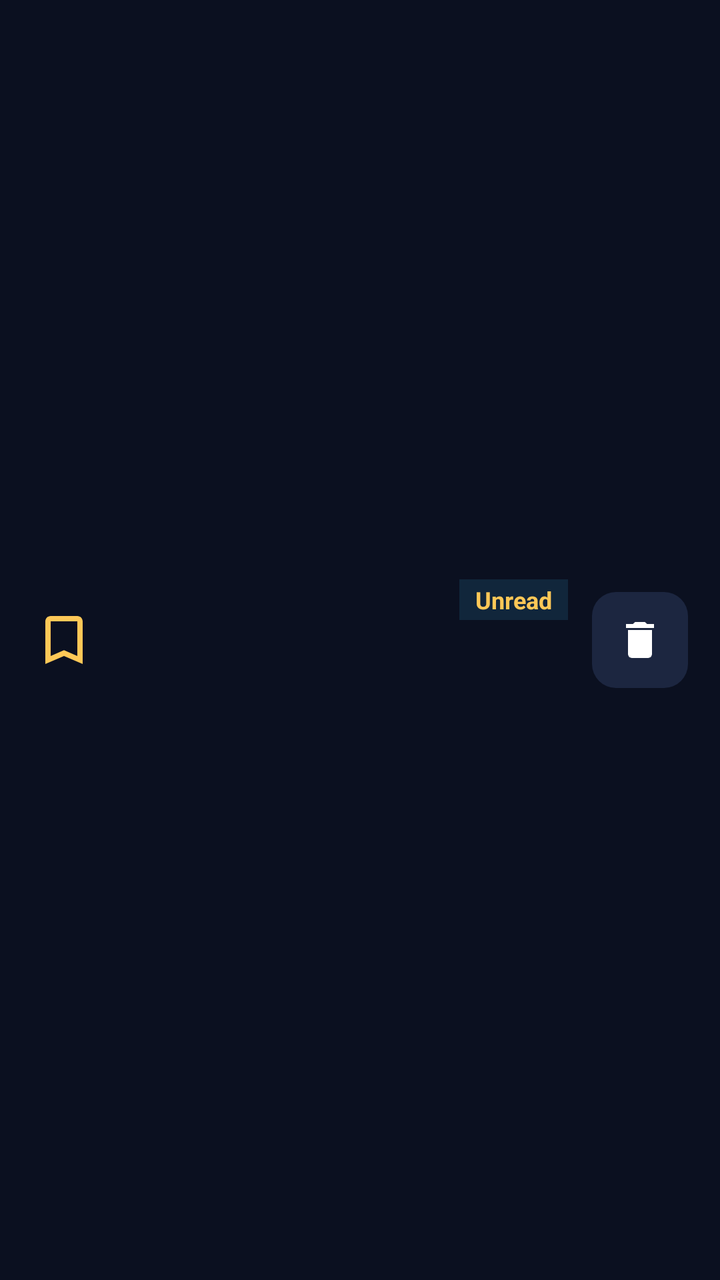
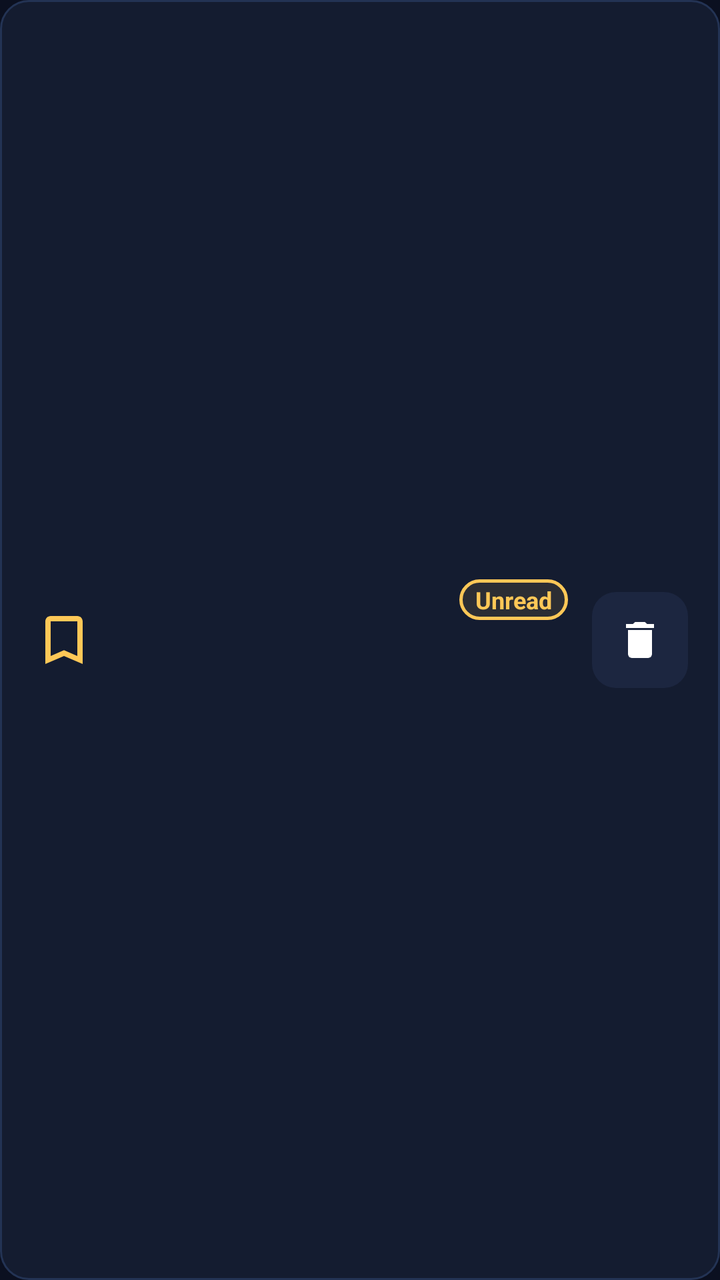

Two renders of the same Android screen: before a commit and after it. Below are the layout's source before the change and the commit's diff.
<!-- AndroidManifest.xml: application theme Theme.TVNavBrowser -->
<!-- res/layout/item_read_later.xml -->
<?xml version="1.0" encoding="utf-8"?>
<LinearLayout xmlns:android="http://schemas.android.com/apk/res/android"
    xmlns:app="http://schemas.android.com/apk/res-auto"
    android:layout_width="match_parent"
    android:layout_height="wrap_content"
    android:layout_marginBottom="12dp"
    android:background="@drawable/focusable_item_background"
    android:clickable="true"
    android:focusable="true"
    android:gravity="center_vertical"
    android:orientation="horizontal"
    android:padding="16dp">

    <ImageView
        android:id="@+id/ivIcon"
        android:layout_width="32dp"
        android:layout_height="32dp"
        android:src="@drawable/ic_read_later"
        app:tint="@color/accent"
        android:contentDescription="@string/read_later_title" />

    <LinearLayout
        android:layout_width="0dp"
        android:layout_height="wrap_content"
        android:layout_marginStart="14dp"
        android:layout_weight="1"
        android:orientation="vertical">

        <LinearLayout
            android:layout_width="match_parent"
            android:layout_height="wrap_content"
            android:gravity="center_vertical"
            android:orientation="horizontal">

            <TextView
                android:id="@+id/tvTitle"
                android:layout_width="0dp"
                android:layout_height="wrap_content"
                android:layout_weight="1"
                android:ellipsize="end"
                android:maxLines="1"
                android:textColor="@color/text_primary"
                android:textSize="16sp"
                android:textStyle="bold" />

            <TextView
                android:id="@+id/tvReadBadge"
                android:layout_width="wrap_content"
                android:layout_height="wrap_content"
                android:layout_marginStart="8dp"
                android:background="#2038BDF8"
                android:paddingStart="8dp"
                android:paddingTop="2dp"
                android:paddingEnd="8dp"
                android:paddingBottom="2dp"
                android:text="@string/read_later_unread"
                android:textColor="@color/accent"
                android:textSize="12sp"
                android:textStyle="bold" />
        </LinearLayout>

        <TextView
            android:id="@+id/tvExcerpt"
            android:layout_width="match_parent"
            android:layout_height="wrap_content"
            android:layout_marginTop="4dp"
            android:ellipsize="end"
            android:maxLines="2"
            android:textColor="@color/text_secondary"
            android:textSize="13sp" />

        <TextView
            android:id="@+id/tvUrl"
            android:layout_width="match_parent"
            android:layout_height="wrap_content"
            android:layout_marginTop="2dp"
            android:ellipsize="end"
            android:maxLines="1"
            android:textColor="#82B1FF"
            android:textSize="12sp" />
    </LinearLayout>

    <ImageButton
        android:id="@+id/btnDelete"
        style="@style/ToolbarIconButton"
        android:layout_marginStart="12dp"
        android:src="@drawable/ic_nav_delete"
        android:contentDescription="@string/settings_remove_rule" />

</LinearLayout>
<!-- resources referenced by this layout -->
<resources>
  <!-- drawable focusable_item_background (drawable) -->
  <?xml version="1.0" encoding="utf-8"?>
  <selector xmlns:android="http://schemas.android.com/apk/res/android">
      <item android:state_focused="true">
          <shape android:shape="rectangle">
              <solid android:color="@color/accent_soft" />
              <corners android:radius="12dp" />
              <stroke
                  android:width="2dp"
                  android:color="@color/accent" />
          </shape>
      </item>
      <item android:state_pressed="true">
          <shape android:shape="rectangle">
              <solid android:color="@color/bg_card" />
              <corners android:radius="12dp" />
          </shape>
      </item>
      <item>
          <shape android:shape="rectangle">
              <solid android:color="@android:color/transparent" />
              <corners android:radius="12dp" />
          </shape>
      </item>
  </selector>
  <style name="ToolbarIconButton">
          <item name="android:layout_width">48dp</item>
          <item name="android:layout_height">48dp</item>
          <item name="android:padding">12dp</item>
          <item name="android:scaleType">centerInside</item>
          <item name="android:background">@drawable/bg_toolbar_btn</item>
          <item name="android:tint">?android:attr/textColorPrimary</item>
          <item name="android:focusable">true</item>
          <item name="android:focusableInTouchMode">true</item>
      </style>
  <style name="Theme.TVNavBrowser" parent="Theme.AppCompat.NoActionBar">
          <item name="colorPrimary">@color/bg_dark</item>
          <item name="colorPrimaryVariant">@color/black</item>
          <item name="colorOnPrimary">@color/white</item>
          <item name="colorSecondary">@color/accent</item>
          <item name="colorSecondaryVariant">@color/accent_dark</item>
          <item name="colorOnSecondary">@color/black</item>
          <item name="colorAccent">@color/accent</item>
          <item name="android:textColorPrimary">@color/text_primary</item>
          <item name="android:textColorSecondary">@color/text_secondary</item>
          <item name="android:windowFullscreen">true</item>
          <item name="android:windowBackground">@color/bg_dark</item>
      </style>
  <!-- unchanged entries left out for length: 15 -->
</resources>

<!-- the commit's change to res/layout/item_read_later.xml (unified diff, before → after) -->
@@ -3,10 +3,14 @@
     xmlns:app="http://schemas.android.com/apk/res-auto"
     android:layout_width="match_parent"
     android:layout_height="wrap_content"
-    android:layout_marginBottom="12dp"
-    android:background="@drawable/focusable_item_background"
+    android:layout_marginStart="8dp"
+    android:layout_marginEnd="8dp"
+    android:layout_marginTop="4dp"
+    android:layout_marginBottom="10dp"
+    android:background="?attr/focusableItemBackground"
     android:clickable="true"
     android:focusable="true"
+    android:focusableInTouchMode="true"
     android:gravity="center_vertical"
     android:orientation="horizontal"
     android:padding="16dp">
@@ -16,7 +20,7 @@
         android:layout_width="32dp"
         android:layout_height="32dp"
         android:src="@drawable/ic_read_later"
-        app:tint="@color/accent"
+        app:tint="?attr/colorAccent"
         android:contentDescription="@string/read_later_title" />
 
     <LinearLayout
@@ -39,7 +43,7 @@
                 android:layout_weight="1"
                 android:ellipsize="end"
                 android:maxLines="1"
-                android:textColor="@color/text_primary"
+                android:textColor="?android:attr/textColorPrimary"
                 android:textSize="16sp"
                 android:textStyle="bold" />
 
@@ -48,13 +52,13 @@
                 android:layout_width="wrap_content"
                 android:layout_height="wrap_content"
                 android:layout_marginStart="8dp"
-                android:background="#2038BDF8"
+                android:background="?attr/stepBadgeBackground"
                 android:paddingStart="8dp"
                 android:paddingTop="2dp"
                 android:paddingEnd="8dp"
                 android:paddingBottom="2dp"
                 android:text="@string/read_later_unread"
-                android:textColor="@color/accent"
+                android:textColor="?attr/colorAccent"
                 android:textSize="12sp"
                 android:textStyle="bold" />
         </LinearLayout>
@@ -66,7 +70,7 @@
             android:layout_marginTop="4dp"
             android:ellipsize="end"
             android:maxLines="2"
-            android:textColor="@color/text_secondary"
+            android:textColor="?android:attr/textColorSecondary"
             android:textSize="13sp" />
 
         <TextView
@@ -76,7 +80,7 @@
             android:layout_marginTop="2dp"
             android:ellipsize="end"
             android:maxLines="1"
-            android:textColor="#82B1FF"
+            android:textColor="?android:attr/textColorSecondary"
             android:textSize="12sp" />
     </LinearLayout>
 
@@ -85,6 +89,7 @@
         style="@style/ToolbarIconButton"
         android:layout_marginStart="12dp"
         android:src="@drawable/ic_nav_delete"
+        app:tint="?android:attr/textColorSecondary"
         android:contentDescription="@string/settings_remove_rule" />
 
 </LinearLayout>
<!-- resource entries referenced after the edit -->
@@ -6,31 +6,99 @@
       <item android:state_focused="true">
           <shape android:shape="rectangle">
               <solid android:color="@color/accent_soft" />
-              <corners android:radius="12dp" />
+              <corners android:radius="14dp" />
               <stroke
-                  android:width="2dp"
+                  android:width="2.5dp"
                   android:color="@color/accent" />
           </shape>
       </item>
       <item android:state_pressed="true">
           <shape android:shape="rectangle">
               <solid android:color="@color/bg_card" />
-              <corners android:radius="12dp" />
+              <corners android:radius="14dp" />
+              <stroke
+                  android:width="1.5dp"
+                  android:color="@color/accent" />
           </shape>
       </item>
       <item>
           <shape android:shape="rectangle">
-              <solid android:color="@android:color/transparent" />
-              <corners android:radius="12dp" />
+              <solid android:color="#141C30" />
+              <corners android:radius="14dp" />
+              <stroke
+                  android:width="1dp"
+                  android:color="#233354" />
           </shape>
       </item>
   </selector>
+  <!-- drawable bg_settings_section (drawable) -->
+  <?xml version="1.0" encoding="utf-8"?>
+  <shape xmlns:android="http://schemas.android.com/apk/res/android"
+      android:shape="rectangle">
+      <solid android:color="#162138" />
+      <stroke
+          android:width="1dp"
+          android:color="#243354" />
+      <corners android:radius="16dp" />
+  </shape>
+  <!-- drawable bg_input_hint (drawable) -->
+  <?xml version="1.0" encoding="utf-8"?>
+  <shape xmlns:android="http://schemas.android.com/apk/res/android"
+      android:shape="rectangle">
+      <solid android:color="#CC151D33" />
+      <corners android:radius="10dp" />
+      <stroke
+          android:width="1dp"
+          android:color="@color/divider" />
+  </shape>
+  <!-- drawable bg_overlay_card (drawable) -->
+  <?xml version="1.0" encoding="utf-8"?>
+  <shape xmlns:android="http://schemas.android.com/apk/res/android"
+      android:shape="rectangle">
+      <solid android:color="#F00F172A" />
+      <stroke
+          android:width="2dp"
+          android:color="#38BDF8" />
+      <corners android:radius="16dp" />
+  </shape>
+  <!-- drawable bg_step_badge (drawable) -->
+  <?xml version="1.0" encoding="utf-8"?>
+  <shape xmlns:android="http://schemas.android.com/apk/res/android"
+      android:shape="rectangle">
+      <solid android:color="#1AFFC857" />
+      <corners android:radius="24dp" />
+      <stroke
+          android:width="1.5dp"
+          android:color="@color/accent" />
+  </shape>
+  <color name="divider">#33FFFFFF</color>
+  <!-- drawable bg_toolbar (drawable) -->
+  <?xml version="1.0" encoding="utf-8"?>
+  <shape xmlns:android="http://schemas.android.com/apk/res/android"
+      android:shape="rectangle">
+      <solid android:color="@color/bg_toolbar" />
+      <corners android:radius="16dp" />
+      <stroke
+          android:width="1dp"
+          android:color="@color/divider" />
+  </shape>
+  <!-- drawable bg_webview_frame (drawable) -->
+  <?xml version="1.0" encoding="utf-8"?>
+  <shape xmlns:android="http://schemas.android.com/apk/res/android"
+      android:shape="rectangle">
+      <solid android:color="@color/black" />
+      <corners android:radius="14dp" />
+      <stroke
+          android:width="1dp"
+          android:color="@color/divider" />
+  </shape>
+  <color name="bg_toolbar">#FF151D33</color>
   <style name="ToolbarIconButton">
           <item name="android:layout_width">48dp</item>
           <item name="android:layout_height">48dp</item>
           <item name="android:padding">12dp</item>
           <item name="android:scaleType">centerInside</item>
-          <item name="android:background">@drawable/bg_toolbar_btn</item>
+          <item name="android:background">?attr/toolbarButtonBackground</item>
           <item name="android:tint">?android:attr/textColorPrimary</item>
           <item name="android:focusable">true</item>
           <item name="android:focusableInTouchMode">true</item>
@@ -47,7 +115,53 @@
           <item name="android:textColorSecondary">@color/text_secondary</item>
           <item name="android:windowFullscreen">true</item>
           <item name="android:windowBackground">@color/bg_dark</item>
+  
+          
+          <item name="toolbarButtonBackground">@drawable/bg_toolbar_btn</item>
+          <item name="urlBarBackground">@drawable/bg_url_bar</item>
+          <item name="screenBackground">@drawable/bg_screen</item>
+          <item name="focusableItemBackground">@drawable/focusable_item_background</item>
+          <item name="settingsSectionBackground">@drawable/bg_settings_section</item>
+          <item name="inputHintBackground">@drawable/bg_input_hint</item>
+          <item name="overlayCardBackground">@drawable/bg_overlay_card</item>
+          <item name="stepBadgeBackground">@drawable/bg_step_badge</item>
+          <item name="dividerColor">@color/divider</item>
+          <item name="readerContentBackground">#FF121829</item>
+          <item name="toolbarBackground">@drawable/bg_toolbar</item>
+          <item name="webviewFrameBackground">@drawable/bg_webview_frame</item>
       </style>
+  <!-- drawable bg_url_bar (drawable) -->
+  <?xml version="1.0" encoding="utf-8"?>
+  <selector xmlns:android="http://schemas.android.com/apk/res/android">
+      <item android:state_focused="true">
+          <shape android:shape="rectangle">
+              <solid android:color="@color/bg_card" />
+              <corners android:radius="14dp" />
+              <stroke
+                  android:width="2dp"
+                  android:color="@color/accent" />
+          </shape>
+      </item>
+      <item>
+          <shape android:shape="rectangle">
+              <solid android:color="@color/bg_card" />
+              <corners android:radius="14dp" />
+              <stroke
+                  android:width="1dp"
+                  android:color="@color/divider" />
+          </shape>
+      </item>
+  </selector>
+  <!-- drawable bg_screen (drawable) -->
+  <?xml version="1.0" encoding="utf-8"?>
+  <shape xmlns:android="http://schemas.android.com/apk/res/android"
+      android:shape="rectangle">
+      <gradient
+          android:angle="135"
+          android:endColor="@color/bg_dark"
+          android:startColor="#FF10182B"
+          android:type="linear" />
+  </shape>
   <!-- unchanged entries left out for length: 15 -->
 </resources>
 
